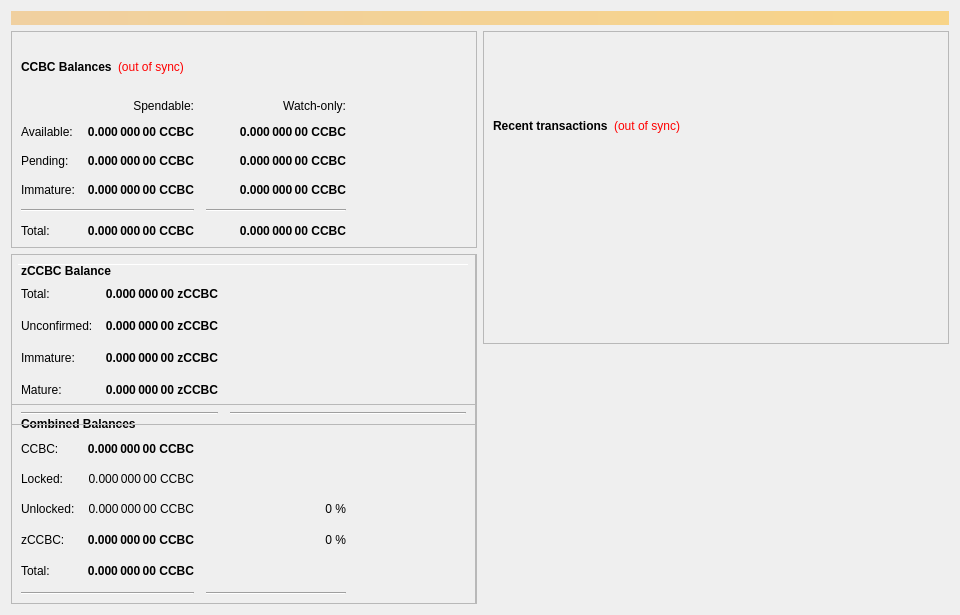
The window that src/qt/forms/overviewpage.ui (CryptoCashBack-Hub/CCBC) describes before a commit, drawn with Qt 5.
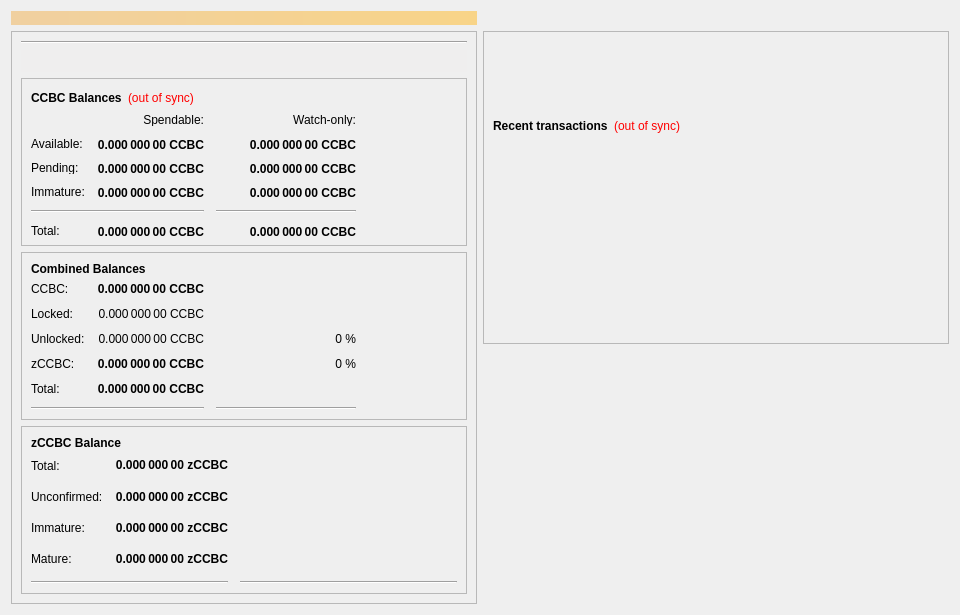
The same window after the commit.

```diff
--- a/src/qt/forms/overviewpage.ui
+++ b/src/qt/forms/overviewpage.ui
@@ -19,8 +19,8 @@
   <property name="windowTitle">
    <string>Form</string>
   </property>
-  <layout class="QVBoxLayout" name="topLayout">
-   <item>
+  <layout class="QGridLayout" name="gridLayout_4">
+   <item row="0" column="0">
     <widget class="QLabel" name="labelAlerts">
      <property name="visible">
       <bool>true</bool>
@@ -36,391 +36,35 @@
      </property>
     </widget>
    </item>
-   <item>
-    <layout class="QHBoxLayout" name="horizontalLayout" stretch="1,1">
+   <item row="1" column="0">
+    <layout class="QVBoxLayout" name="verticalLayout_2">
      <item>
-      <layout class="QVBoxLayout" name="verticalLayout_2">
-       <item>
-        <widget class="QFrame" name="frame">
-         <property name="frameShape">
-          <enum>QFrame::StyledPanel</enum>
-         </property>
-         <property name="frameShadow">
-          <enum>QFrame::Raised</enum>
-         </property>
-         <layout class="QVBoxLayout" name="verticalLayout_4">
-          <item>
-           <layout class="QHBoxLayout" name="horizontalLayout_4">
-            <item>
-             <widget class="QLabel" name="label_5">
-              <property name="font">
-               <font>
-                <weight>75</weight>
-                <bold>true</bold>
-               </font>
-              </property>
-              <property name="text">
-               <string>CCBC Balances</string>
-              </property>
-             </widget>
-            </item>
-            <item>
-             <widget class="QLabel" name="labelWalletStatus">
-              <property name="cursor">
-               <cursorShape>WhatsThisCursor</cursorShape>
-              </property>
-              <property name="toolTip">
-               <string>The displayed information may be out of date. Your wallet automatically synchronizes with the CCBC network after a connection is established, but this process has not completed yet.</string>
-              </property>
-              <property name="styleSheet">
-               <string notr="true">QLabel { color: red; }</string>
-              </property>
-              <property name="text">
-               <string notr="true">(out of sync)</string>
-              </property>
-              <property name="alignment">
-               <set>Qt::AlignLeading|Qt::AlignLeft|Qt::AlignVCenter</set>
-              </property>
-             </widget>
-            </item>
-            <item>
-             <spacer name="horizontalSpacer_3">
-              <property name="orientation">
-               <enum>Qt::Horizontal</enum>
-              </property>
-              <property name="sizeHint" stdset="0">
-               <size>
-                <width>40</width>
-                <height>20</height>
-               </size>
-              </property>
-             </spacer>
-            </item>
-           </layout>
-          </item>
-          <item>
-           <layout class="QGridLayout" name="gridLayout">
-            <property name="spacing">
-             <number>12</number>
-            </property>
-            <item row="2" column="2">
-             <widget class="QLabel" name="labelWatchPending">
-              <property name="font">
-               <font>
-                <weight>75</weight>
-                <bold>true</bold>
-               </font>
-              </property>
-              <property name="cursor">
-               <cursorShape>IBeamCursor</cursorShape>
-              </property>
-              <property name="toolTip">
-               <string>Unconfirmed transactions to watch-only addresses</string>
-              </property>
-              <property name="text">
-               <string notr="true">0.000 000 00 CCBC</string>
-              </property>
-              <property name="alignment">
-               <set>Qt::AlignRight|Qt::AlignTrailing|Qt::AlignVCenter</set>
-              </property>
-              <property name="textInteractionFlags">
-               <set>Qt::LinksAccessibleByMouse|Qt::TextSelectableByKeyboard|Qt::TextSelectableByMouse</set>
-              </property>
-             </widget>
-            </item>
-            <item row="2" column="1">
-             <widget class="QLabel" name="labelUnconfirmed">
-              <property name="font">
-               <font>
-                <weight>75</weight>
-                <bold>true</bold>
-               </font>
-              </property>
-              <property name="cursor">
-               <cursorShape>IBeamCursor</cursorShape>
-              </property>
-              <property name="toolTip">
-               <string>Total of transactions that have yet to be confirmed, and do not yet count toward the spendable balance</string>
-              </property>
-              <property name="text">
-               <string notr="true">0.000 000 00 CCBC</string>
-              </property>
-              <property name="alignment">
-               <set>Qt::AlignRight|Qt::AlignTrailing|Qt::AlignVCenter</set>
-              </property>
-              <property name="textInteractionFlags">
-               <set>Qt::LinksAccessibleByMouse|Qt::TextSelectableByKeyboard|Qt::TextSelectableByMouse</set>
-              </property>
-             </widget>
-            </item>
-            <item row="3" column="2">
-             <widget class="QLabel" name="labelWatchImmature">
-              <property name="font">
-               <font>
-                <weight>75</weight>
-                <bold>true</bold>
-               </font>
-              </property>
-              <property name="cursor">
-               <cursorShape>IBeamCursor</cursorShape>
-              </property>
-              <property name="toolTip">
-               <string>Staked or masternode rewards in watch-only addresses that has not yet matured</string>
-              </property>
-              <property name="text">
-               <string notr="true">0.000 000 00 CCBC</string>
-              </property>
-              <property name="alignment">
-               <set>Qt::AlignRight|Qt::AlignTrailing|Qt::AlignVCenter</set>
-              </property>
-              <property name="textInteractionFlags">
-               <set>Qt::LinksAccessibleByMouse|Qt::TextSelectableByKeyboard|Qt::TextSelectableByMouse</set>
-              </property>
-             </widget>
-            </item>
-            <item row="4" column="0" colspan="2">
-             <widget class="Line" name="lineSpendableBalance">
-              <property name="orientation">
-               <enum>Qt::Horizontal</enum>
-              </property>
-             </widget>
-            </item>
-            <item row="4" column="2">
-             <widget class="Line" name="lineWatchBalance">
-              <property name="sizePolicy">
-               <sizepolicy hsizetype="Preferred" vsizetype="Fixed">
-                <horstretch>0</horstretch>
-                <verstretch>0</verstretch>
-               </sizepolicy>
-              </property>
-              <property name="minimumSize">
-               <size>
-                <width>140</width>
-                <height>0</height>
-               </size>
-              </property>
-              <property name="orientation">
-               <enum>Qt::Horizontal</enum>
-              </property>
-             </widget>
-            </item>
-            <item row="5" column="0">
-             <widget class="QLabel" name="labelTotalText">
-              <property name="text">
-               <string>Total:</string>
-              </property>
-             </widget>
-            </item>
-            <item row="3" column="1">
-             <widget class="QLabel" name="labelImmature">
-              <property name="font">
-               <font>
-                <weight>75</weight>
-                <bold>true</bold>
-               </font>
-              </property>
-              <property name="cursor">
-               <cursorShape>IBeamCursor</cursorShape>
-              </property>
-              <property name="toolTip">
-               <string>Staked or masternode rewards that has not yet matured</string>
-              </property>
-              <property name="text">
-               <string notr="true">0.000 000 00 CCBC</string>
-              </property>
-              <property name="alignment">
-               <set>Qt::AlignRight|Qt::AlignTrailing|Qt::AlignVCenter</set>
-              </property>
-              <property name="textInteractionFlags">
-               <set>Qt::LinksAccessibleByMouse|Qt::TextSelectableByKeyboard|Qt::TextSelectableByMouse</set>
-              </property>
-             </widget>
-            </item>
-            <item row="2" column="3">
-             <spacer name="horizontalSpacer_2">
-              <property name="orientation">
-               <enum>Qt::Horizontal</enum>
-              </property>
-              <property name="sizeHint" stdset="0">
-               <size>
-                <width>40</width>
-                <height>20</height>
-               </size>
-              </property>
-             </spacer>
-            </item>
-            <item row="3" column="0">
-             <widget class="QLabel" name="labelImmatureText">
-              <property name="text">
-               <string>Immature:</string>
-              </property>
-             </widget>
-            </item>
-            <item row="5" column="1">
-             <widget class="QLabel" name="labelTotal">
-              <property name="font">
-               <font>
-                <weight>75</weight>
-                <bold>true</bold>
-               </font>
-              </property>
-              <property name="cursor">
-               <cursorShape>IBeamCursor</cursorShape>
-              </property>
-              <property name="toolTip">
-               <string>Your current total balance</string>
-              </property>
-              <property name="text">
-               <string notr="true">0.000 000 00 CCBC</string>
-              </property>
-              <property name="alignment">
-               <set>Qt::AlignRight|Qt::AlignTrailing|Qt::AlignVCenter</set>
-              </property>
-              <property name="textInteractionFlags">
-               <set>Qt::LinksAccessibleByMouse|Qt::TextSelectableByKeyboard|Qt::TextSelectableByMouse</set>
-              </property>
-             </widget>
-            </item>
-            <item row="5" column="2">
-             <widget class="QLabel" name="labelWatchTotal">
-              <property name="font">
-               <font>
-                <weight>75</weight>
-                <bold>true</bold>
-               </font>
-              </property>
-              <property name="cursor">
-               <cursorShape>IBeamCursor</cursorShape>
-              </property>
-              <property name="toolTip">
-               <string>Current total balance in watch-only addresses</string>
-              </property>
-              <property name="text">
-               <string notr="true">0.000 000 00 CCBC</string>
-              </property>
-              <property name="alignment">
-               <set>Qt::AlignRight|Qt::AlignTrailing|Qt::AlignVCenter</set>
-              </property>
-              <property name="textInteractionFlags">
-               <set>Qt::LinksAccessibleByMouse|Qt::TextSelectableByKeyboard|Qt::TextSelectableByMouse</set>
-              </property>
-             </widget>
-            </item>
-            <item row="0" column="2">
-             <widget class="QLabel" name="labelWatchonly">
-              <property name="text">
-               <string>Watch-only:</string>
-              </property>
-              <property name="alignment">
-               <set>Qt::AlignRight|Qt::AlignTrailing|Qt::AlignVCenter</set>
-              </property>
-             </widget>
-            </item>
-            <item row="1" column="0">
-             <widget class="QLabel" name="labelBalanceText">
-              <property name="text">
-               <string>Available:</string>
-              </property>
-             </widget>
-            </item>
-            <item row="1" column="1">
-             <widget class="QLabel" name="labelBalance">
-              <property name="font">
-               <font>
-                <weight>75</weight>
-                <bold>true</bold>
-               </font>
-              </property>
-              <property name="cursor">
-               <cursorShape>IBeamCursor</cursorShape>
-              </property>
-              <property name="toolTip">
-               <string>Your current spendable balance</string>
-              </property>
-              <property name="text">
-               <string notr="true">0.000 000 00 CCBC</string>
-              </property>
-              <property name="alignment">
-               <set>Qt::AlignRight|Qt::AlignTrailing|Qt::AlignVCenter</set>
-              </property>
-              <property name="textInteractionFlags">
-               <set>Qt::LinksAccessibleByMouse|Qt::TextSelectableByKeyboard|Qt::TextSelectableByMouse</set>
-              </property>
-             </widget>
-            </item>
-            <item row="1" column="2">
-             <widget class="QLabel" name="labelWatchAvailable">
-              <property name="font">
-               <font>
-                <weight>75</weight>
-                <bold>true</bold>
-               </font>
-              </property>
-              <property name="cursor">
-               <cursorShape>IBeamCursor</cursorShape>
-              </property>
-              <property name="toolTip">
-               <string>Your current balance in watch-only addresses</string>
-              </property>
-              <property name="text">
-               <string notr="true">0.000 000 00 CCBC</string>
-              </property>
-              <property name="alignment">
-               <set>Qt::AlignRight|Qt::AlignTrailing|Qt::AlignVCenter</set>
-              </property>
-              <property name="textInteractionFlags">
-               <set>Qt::LinksAccessibleByMouse|Qt::TextSelectableByKeyboard|Qt::TextSelectableByMouse</set>
-              </property>
-             </widget>
-            </item>
-            <item row="2" column="0">
-             <widget class="QLabel" name="labelPendingText">
-              <property name="text">
-               <string>Pending:</string>
-              </property>
-             </widget>
-            </item>
-            <item row="0" column="1">
-             <widget class="QLabel" name="labelSpendable">
-              <property name="text">
-               <string>Spendable:</string>
-              </property>
-              <property name="alignment">
-               <set>Qt::AlignRight|Qt::AlignTrailing|Qt::AlignVCenter</set>
-              </property>
-             </widget>
-            </item>
-           </layout>
-          </item>
-         </layout>
-        </widget>
-       </item>
-       <item>
-        <widget class="QFrame" name="frameObfuscation">
-         <property name="minimumSize">
-          <size>
-           <width>0</width>
-           <height>350</height>
-          </size>
-         </property>
-         <property name="layoutDirection">
-          <enum>Qt::LeftToRight</enum>
-         </property>
-         <property name="frameShape">
-          <enum>QFrame::StyledPanel</enum>
-         </property>
-         <property name="frameShadow">
-          <enum>QFrame::Raised</enum>
-         </property>
+      <widget class="QFrame" name="frameObfuscation">
+       <property name="minimumSize">
+        <size>
+         <width>0</width>
+         <height>350</height>
+        </size>
+       </property>
+       <property name="layoutDirection">
+        <enum>Qt::LeftToRight</enum>
+       </property>
+       <property name="frameShape">
+        <enum>QFrame::StyledPanel</enum>
+       </property>
+       <property name="frameShadow">
+        <enum>QFrame::Raised</enum>
+       </property>
+       <layout class="QGridLayout" name="gridLayout_2">
+        <item row="0" column="0">
+         <widget class="Line" name="line">
+          <property name="orientation">
+           <enum>Qt::Horizontal</enum>
+          </property>
+         </widget>
+        </item>
+        <item row="1" column="0">
          <widget class="QPushButton" name="runAutoDenom">
-          <property name="geometry">
-           <rect>
-            <x>251</x>
-            <y>17</y>
-            <width>1</width>
-            <height>1</height>
-           </rect>
-          </property>
           <property name="palette">
            <palette>
             <active>
@@ -849,28 +493,364 @@
            <bool>true</bool>
           </property>
          </widget>
-         <widget class="Line" name="line">
-          <property name="geometry">
-           <rect>
-            <x>7</x>
-            <y>10</y>
-            <width>451</width>
-            <height>1</height>
-           </rect>
+        </item>
+        <item row="2" column="0">
+         <widget class="QFrame" name="frame">
+          <property name="frameShape">
+           <enum>QFrame::StyledPanel</enum>
           </property>
-          <property name="orientation">
-           <enum>Qt::Horizontal</enum>
+          <property name="frameShadow">
+           <enum>QFrame::Raised</enum>
           </property>
+          <layout class="QVBoxLayout" name="verticalLayout_4">
+           <item>
+            <layout class="QHBoxLayout" name="horizontalLayout_4">
+             <item>
+              <widget class="QLabel" name="label_5">
+               <property name="font">
+                <font>
+                 <weight>75</weight>
+                 <bold>true</bold>
+                </font>
+               </property>
+               <property name="text">
+                <string>CCBC Balances</string>
+               </property>
+              </widget>
+             </item>
+             <item>
+              <widget class="QLabel" name="labelWalletStatus">
+               <property name="cursor">
+                <cursorShape>WhatsThisCursor</cursorShape>
+               </property>
+               <property name="toolTip">
+                <string>The displayed information may be out of date. Your wallet automatically synchronizes with the CCBC network after a connection is established, but this process has not completed yet.</string>
+               </property>
+               <property name="styleSheet">
+                <string notr="true">QLabel { color: red; }</string>
+               </property>
+               <property name="text">
+                <string notr="true">(out of sync)</string>
+               </property>
+               <property name="alignment">
+                <set>Qt::AlignLeading|Qt::AlignLeft|Qt::AlignVCenter</set>
+               </property>
+              </widget>
+             </item>
+             <item>
+              <spacer name="horizontalSpacer_3">
+               <property name="orientation">
+                <enum>Qt::Horizontal</enum>
+               </property>
+               <property name="sizeHint" stdset="0">
+                <size>
+                 <width>40</width>
+                 <height>20</height>
+                </size>
+               </property>
+              </spacer>
+             </item>
+            </layout>
+           </item>
+           <item>
+            <layout class="QGridLayout" name="gridLayout">
+             <property name="spacing">
+              <number>12</number>
+             </property>
+             <item row="2" column="2">
+              <widget class="QLabel" name="labelWatchPending">
+               <property name="font">
+                <font>
+                 <weight>75</weight>
+                 <bold>true</bold>
+                </font>
+               </property>
+               <property name="cursor">
+                <cursorShape>IBeamCursor</cursorShape>
+               </property>
+               <property name="toolTip">
+                <string>Unconfirmed transactions to watch-only addresses</string>
+               </property>
+               <property name="text">
+                <string notr="true">0.000 000 00 CCBC</string>
+               </property>
+               <property name="alignment">
+                <set>Qt::AlignRight|Qt::AlignTrailing|Qt::AlignVCenter</set>
+               </property>
+               <property name="textInteractionFlags">
+                <set>Qt::LinksAccessibleByMouse|Qt::TextSelectableByKeyboard|Qt::TextSelectableByMouse</set>
+               </property>
+              </widget>
+             </item>
+             <item row="2" column="1">
+              <widget class="QLabel" name="labelUnconfirmed">
+               <property name="font">
+                <font>
+                 <weight>75</weight>
+                 <bold>true</bold>
+                </font>
+               </property>
+               <property name="cursor">
+                <cursorShape>IBeamCursor</cursorShape>
+               </property>
+               <property name="toolTip">
+                <string>Total of transactions that have yet to be confirmed, and do not yet count toward the spendable balance</string>
+               </property>
+               <property name="text">
+                <string notr="true">0.000 000 00 CCBC</string>
+               </property>
+               <property name="alignment">
+                <set>Qt::AlignRight|Qt::AlignTrailing|Qt::AlignVCenter</set>
+               </property>
+               <property name="textInteractionFlags">
+                <set>Qt::LinksAccessibleByMouse|Qt::TextSelectableByKeyboard|Qt::TextSelectableByMouse</set>
+               </property>
+              </widget>
+             </item>
+             <item row="3" column="2">
+              <widget class="QLabel" name="labelWatchImmature">
+               <property name="font">
+                <font>
+                 <weight>75</weight>
+                 <bold>true</bold>
+                </font>
+               </property>
+               <property name="cursor">
+                <cursorShape>IBeamCursor</cursorShape>
+               </property>
+               <property name="toolTip">
+                <string>Staked or masternode rewards in watch-only addresses that has not yet matured</string>
+               </property>
+               <property name="text">
+                <string notr="true">0.000 000 00 CCBC</string>
+               </property>
+               <property name="alignment">
+                <set>Qt::AlignRight|Qt::AlignTrailing|Qt::AlignVCenter</set>
+               </property>
+               <property name="textInteractionFlags">
+                <set>Qt::LinksAccessibleByMouse|Qt::TextSelectableByKeyboard|Qt::TextSelectableByMouse</set>
+               </property>
+              </widget>
+             </item>
+             <item row="4" column="0" colspan="2">
+              <widget class="Line" name="lineSpendableBalance">
+               <property name="orientation">
+                <enum>Qt::Horizontal</enum>
+               </property>
+              </widget>
+             </item>
+             <item row="4" column="2">
+              <widget class="Line" name="lineWatchBalance">
+               <property name="sizePolicy">
+                <sizepolicy hsizetype="Preferred" vsizetype="Fixed">
+                 <horstretch>0</horstretch>
+                 <verstretch>0</verstretch>
+                </sizepolicy>
+               </property>
+               <property name="minimumSize">
+                <size>
+                 <width>140</width>
+                 <height>0</height>
+                </size>
+               </property>
+               <property name="orientation">
+                <enum>Qt::Horizontal</enum>
+               </property>
+              </widget>
+             </item>
+             <item row="5" column="0">
+              <widget class="QLabel" name="labelTotalText">
+               <property name="text">
+                <string>Total:</string>
+               </property>
+              </widget>
+             </item>
+             <item row="3" column="1">
+              <widget class="QLabel" name="labelImmature">
+               <property name="font">
+                <font>
+                 <weight>75</weight>
+                 <bold>true</bold>
+                </font>
+               </property>
+               <property name="cursor">
+                <cursorShape>IBeamCursor</cursorShape>
+               </property>
+               <property name="toolTip">
+                <string>Staked or masternode rewards that has not yet matured</string>
+               </property>
+               <property name="text">
+                <string notr="true">0.000 000 00 CCBC</string>
+               </property>
+               <property name="alignment">
+                <set>Qt::AlignRight|Qt::AlignTrailing|Qt::AlignVCenter</set>
+               </property>
+               <property name="textInteractionFlags">
+                <set>Qt::LinksAccessibleByMouse|Qt::TextSelectableByKeyboard|Qt::TextSelectableByMouse</set>
+               </property>
+              </widget>
+             </item>
+             <item row="2" column="3">
+              <spacer name="horizontalSpacer_2">
+               <property name="orientation">
+                <enum>Qt::Horizontal</enum>
+               </property>
+               <property name="sizeHint" stdset="0">
+                <size>
+                 <width>40</width>
+                 <height>20</height>
+                </size>
+               </property>
+              </spacer>
+             </item>
+             <item row="3" column="0">
+              <widget class="QLabel" name="labelImmatureText">
+               <property name="text">
+                <string>Immature:</string>
+               </property>
+              </widget>
+             </item>
+             <item row="5" column="1">
+              <widget class="QLabel" name="labelTotal">
+               <property name="font">
+                <font>
+                 <weight>75</weight>
+                 <bold>true</bold>
+                </font>
+               </property>
+               <property name="cursor">
+                <cursorShape>IBeamCursor</cursorShape>
+               </property>
+               <property name="toolTip">
+                <string>Your current total balance</string>
+               </property>
+               <property name="text">
+                <string notr="true">0.000 000 00 CCBC</string>
+               </property>
+               <property name="alignment">
+                <set>Qt::AlignRight|Qt::AlignTrailing|Qt::AlignVCenter</set>
+               </property>
+               <property name="textInteractionFlags">
+                <set>Qt::LinksAccessibleByMouse|Qt::TextSelectableByKeyboard|Qt::TextSelectableByMouse</set>
+               </property>
+              </widget>
+             </item>
+             <item row="5" column="2">
+              <widget class="QLabel" name="labelWatchTotal">
+               <property name="font">
+                <font>
+                 <weight>75</weight>
+                 <bold>true</bold>
+                </font>
+               </property>
+               <property name="cursor">
+                <cursorShape>IBeamCursor</cursorShape>
+               </property>
+               <property name="toolTip">
+                <string>Current total balance in watch-only addresses</string>
+               </property>
+               <property name="text">
+                <string notr="true">0.000 000 00 CCBC</string>
+               </property>
+               <property name="alignment">
+                <set>Qt::AlignRight|Qt::AlignTrailing|Qt::AlignVCenter</set>
+               </property>
+               <property name="textInteractionFlags">
+                <set>Qt::LinksAccessibleByMouse|Qt::TextSelectableByKeyboard|Qt::TextSelectableByMouse</set>
+               </property>
+              </widget>
+             </item>
+             <item row="0" column="2">
+              <widget class="QLabel" name="labelWatchonly">
+               <property name="text">
+                <string>Watch-only:</string>
+               </property>
+               <property name="alignment">
+                <set>Qt::AlignRight|Qt::AlignTrailing|Qt::AlignVCenter</set>
+               </property>
+              </widget>
+             </item>
+             <item row="1" column="0">
+              <widget class="QLabel" name="labelBalanceText">
+               <property name="text">
+                <string>Available:</string>
+               </property>
+              </widget>
+             </item>
+             <item row="1" column="1">
+              <widget class="QLabel" name="labelBalance">
+               <property name="font">
+                <font>
+                 <weight>75</weight>
+                 <bold>true</bold>
+                </font>
+               </property>
+               <property name="cursor">
+                <cursorShape>IBeamCursor</cursorShape>
+               </property>
+               <property name="toolTip">
+                <string>Your current spendable balance</string>
+               </property>
+               <property name="text">
+                <string notr="true">0.000 000 00 CCBC</string>
+               </property>
+               <property name="alignment">
+                <set>Qt::AlignRight|Qt::AlignTrailing|Qt::AlignVCenter</set>
+               </property>
+               <property name="textInteractionFlags">
+                <set>Qt::LinksAccessibleByMouse|Qt::TextSelectableByKeyboard|Qt::TextSelectableByMouse</set>
+               </property>
+              </widget>
+             </item>
+             <item row="1" column="2">
+              <widget class="QLabel" name="labelWatchAvailable">
+               <property name="font">
+                <font>
+                 <weight>75</weight>
+                 <bold>true</bold>
+                </font>
+               </property>
+               <property name="cursor">
+                <cursorShape>IBeamCursor</cursorShape>
+               </property>
+               <property name="toolTip">
+                <string>Your current balance in watch-only addresses</string>
+               </property>
+               <property name="text">
+                <string notr="true">0.000 000 00 CCBC</string>
+               </property>
+               <property name="alignment">
+                <set>Qt::AlignRight|Qt::AlignTrailing|Qt::AlignVCenter</set>
+               </property>
+               <property name="textInteractionFlags">
+                <set>Qt::LinksAccessibleByMouse|Qt::TextSelectableByKeyboard|Qt::TextSelectableByMouse</set>
+               </property>
+              </widget>
+             </item>
+             <item row="2" column="0">
+              <widget class="QLabel" name="labelPendingText">
+               <property name="text">
+                <string>Pending:</string>
+               </property>
+              </widget>
+             </item>
+             <item row="0" column="1">
+              <widget class="QLabel" name="labelSpendable">
+               <property name="text">
+                <string>Spendable:</string>
+               </property>
+               <property name="alignment">
+                <set>Qt::AlignRight|Qt::AlignTrailing|Qt::AlignVCenter</set>
+               </property>
+              </widget>
+             </item>
+            </layout>
+           </item>
+          </layout>
          </widget>
+        </item>
+        <item row="3" column="0">
          <widget class="QFrame" name="frame_3">
-          <property name="geometry">
-           <rect>
-            <x>0</x>
-            <y>150</y>
-            <width>465</width>
-            <height>201</height>
-           </rect>
-          </property>
           <property name="frameShape">
            <enum>QFrame::StyledPanel</enum>
           </property>
@@ -1133,15 +1113,9 @@
            </item>
           </layout>
          </widget>
+        </item>
+        <item row="4" column="0">
          <widget class="QFrame" name="frame_4">
-          <property name="geometry">
-           <rect>
-            <x>0</x>
-            <y>0</y>
-            <width>465</width>
-            <height>171</height>
-           </rect>
-          </property>
           <property name="frameShape">
            <enum>QFrame::StyledPanel</enum>
           </property>
@@ -1399,10 +1373,14 @@
            </item>
           </layout>
          </widget>
-        </widget>
-       </item>
-      </layout>
+        </item>
+       </layout>
+      </widget>
      </item>
+    </layout>
+   </item>
+   <item row="1" column="1">
+    <layout class="QVBoxLayout" name="verticalLayout_3">
      <item>
       <layout class="QVBoxLayout" name="verticalLayout_3">
        <item>
```
Left out of the diff: 204 changed lines with no effect on the pictures.
